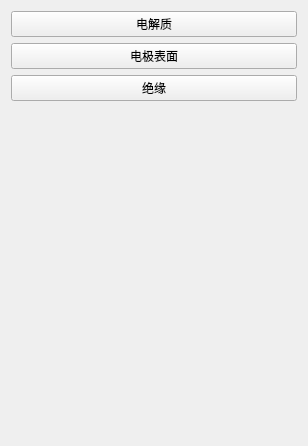
This is plugins/Base_PhysicalField/PrimaryCurrentDistributionWidget.ui in asd977/base_cae as Qt 5 draws it before an edit. The edited form follows.
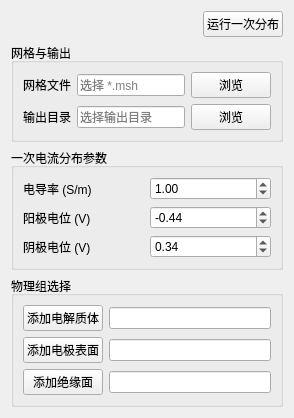
This is the edited form.

Commit message: Split current distribution settings into dedicated widgets

```diff
--- a/plugins/Base_PhysicalField/PrimaryCurrentDistributionWidget.ui
+++ b/plugins/Base_PhysicalField/PrimaryCurrentDistributionWidget.ui
@@ -2,51 +2,201 @@
 <ui version="4.0">
  <class>PrimaryCurrentDistributionWidget</class>
  <widget class="QWidget" name="PrimaryCurrentDistributionWidget">
-  <property name="geometry">
-   <rect>
-    <x>0</x>
-    <y>0</y>
-    <width>308</width>
-    <height>446</height>
-   </rect>
-  </property>
   <property name="windowTitle">
    <string>Form</string>
   </property>
   <layout class="QVBoxLayout" name="verticalLayout">
    <item>
-    <widget class="QPushButton" name="electrolytePushButton">
-     <property name="text">
-      <string>电解质</string>
-     </property>
-    </widget>
+    <layout class="QHBoxLayout" name="runLayout">
+     <item>
+      <spacer name="runSpacer">
+       <property name="orientation">
+        <enum>Qt::Horizontal</enum>
+       </property>
+       <property name="sizeHint" stdset="0">
+        <size>
+         <width>40</width>
+         <height>20</height>
+        </size>
+       </property>
+      </spacer>
+     </item>
+     <item>
+      <widget class="QPushButton" name="runPushButton">
+       <property name="text">
+        <string>运行一次分布</string>
+       </property>
+      </widget>
+     </item>
+    </layout>
    </item>
    <item>
-    <widget class="QPushButton" name="electrodeSurfacePushButton">
-     <property name="text">
-      <string>电极表面</string>
+    <widget class="QGroupBox" name="meshGroupBox">
+     <property name="title">
+      <string>网格与输出</string>
      </property>
+     <layout class="QGridLayout" name="meshLayout">
+      <item row="0" column="0">
+       <widget class="QLabel" name="meshLabel">
+        <property name="text">
+         <string>网格文件</string>
+        </property>
+       </widget>
+      </item>
+      <item row="0" column="1">
+       <widget class="QLineEdit" name="meshPathLineEdit">
+        <property name="placeholderText">
+         <string>选择 *.msh</string>
+        </property>
+       </widget>
+      </item>
+      <item row="0" column="2">
+       <widget class="QPushButton" name="meshBrowsePushButton">
+        <property name="text">
+         <string>浏览</string>
+        </property>
+       </widget>
+      </item>
+      <item row="1" column="0">
+       <widget class="QLabel" name="outputLabel">
+        <property name="text">
+         <string>输出目录</string>
+        </property>
+       </widget>
+      </item>
+      <item row="1" column="1">
+       <widget class="QLineEdit" name="outputDirLineEdit">
+        <property name="placeholderText">
+         <string>选择输出目录</string>
+        </property>
+       </widget>
+      </item>
+      <item row="1" column="2">
+       <widget class="QPushButton" name="outputBrowsePushButton">
+        <property name="text">
+         <string>浏览</string>
+        </property>
+       </widget>
+      </item>
+     </layout>
     </widget>
    </item>
    <item>
-    <widget class="QPushButton" name="insulationPushButton">
-     <property name="text">
-      <string>绝缘</string>
+    <widget class="QGroupBox" name="parameterGroupBox">
+     <property name="title">
+      <string>一次电流分布参数</string>
      </property>
+     <layout class="QGridLayout" name="paramLayout">
+      <item row="0" column="0">
+       <widget class="QLabel" name="conductivityLabel">
+        <property name="text">
+         <string>电导率 (S/m)</string>
+        </property>
+       </widget>
+      </item>
+      <item row="0" column="1">
+       <widget class="QDoubleSpinBox" name="conductivityDoubleSpinBox">
+        <property name="maximum">
+         <double>1000000.000000000000000</double>
+        </property>
+        <property name="value">
+         <double>1.000000000000000</double>
+        </property>
+       </widget>
+      </item>
+      <item row="1" column="0">
+       <widget class="QLabel" name="anodeLabel">
+        <property name="text">
+         <string>阳极电位 (V)</string>
+        </property>
+       </widget>
+      </item>
+      <item row="1" column="1">
+       <widget class="QDoubleSpinBox" name="anodePotentialDoubleSpinBox">
+        <property name="minimum">
+         <double>-1000.000000000000000</double>
+        </property>
+        <property name="maximum">
+         <double>1000.000000000000000</double>
+        </property>
+        <property name="value">
+         <double>-0.440000000000000</double>
+        </property>
+       </widget>
+      </item>
+      <item row="2" column="0">
+       <widget class="QLabel" name="cathodeLabel">
+        <property name="text">
+         <string>阴极电位 (V)</string>
+        </property>
+       </widget>
+      </item>
+      <item row="2" column="1">
+       <widget class="QDoubleSpinBox" name="cathodePotentialDoubleSpinBox">
+        <property name="minimum">
+         <double>-1000.000000000000000</double>
+        </property>
+        <property name="maximum">
+         <double>1000.000000000000000</double>
+        </property>
+        <property name="value">
+         <double>0.340000000000000</double>
+        </property>
+       </widget>
+      </item>
+     </layout>
     </widget>
    </item>
    <item>
-    <spacer name="verticalSpacer">
-     <property name="orientation">
-      <enum>Qt::Orientation::Vertical</enum>
+    <widget class="QGroupBox" name="selectionGroupBox">
+     <property name="title">
+      <string>物理组选择</string>
      </property>
-     <property name="sizeHint" stdset="0">
-      <size>
-       <width>20</width>
-       <height>40</height>
-      </size>
-     </property>
-    </spacer>
+     <layout class="QGridLayout" name="selectionLayout">
+      <item row="0" column="0">
+       <widget class="QPushButton" name="electrolytePushButton">
+        <property name="text">
+         <string>添加电解质体</string>
+        </property>
+       </widget>
+      </item>
+      <item row="0" column="1">
+       <widget class="QLineEdit" name="electrolyteLineEdit">
+        <property name="readOnly">
+         <bool>true</bool>
+        </property>
+       </widget>
+      </item>
+      <item row="1" column="0">
+       <widget class="QPushButton" name="electrodeSurfacePushButton">
+        <property name="text">
+         <string>添加电极表面</string>
+        </property>
+       </widget>
+      </item>
+      <item row="1" column="1">
+       <widget class="QLineEdit" name="electrodeLineEdit">
+        <property name="readOnly">
+         <bool>true</bool>
+        </property>
+       </widget>
+      </item>
+      <item row="2" column="0">
+       <widget class="QPushButton" name="insulationPushButton">
+        <property name="text">
+         <string>添加绝缘面</string>
+        </property>
+       </widget>
+      </item>
+      <item row="2" column="1">
+       <widget class="QLineEdit" name="insulationLineEdit">
+        <property name="readOnly">
+         <bool>true</bool>
+        </property>
+       </widget>
+      </item>
+     </layout>
+    </widget>
    </item>
   </layout>
  </widget>
```
Left out of the diff: 2 changed lines with no effect on the pictures. The commit also changes 15 other files.
